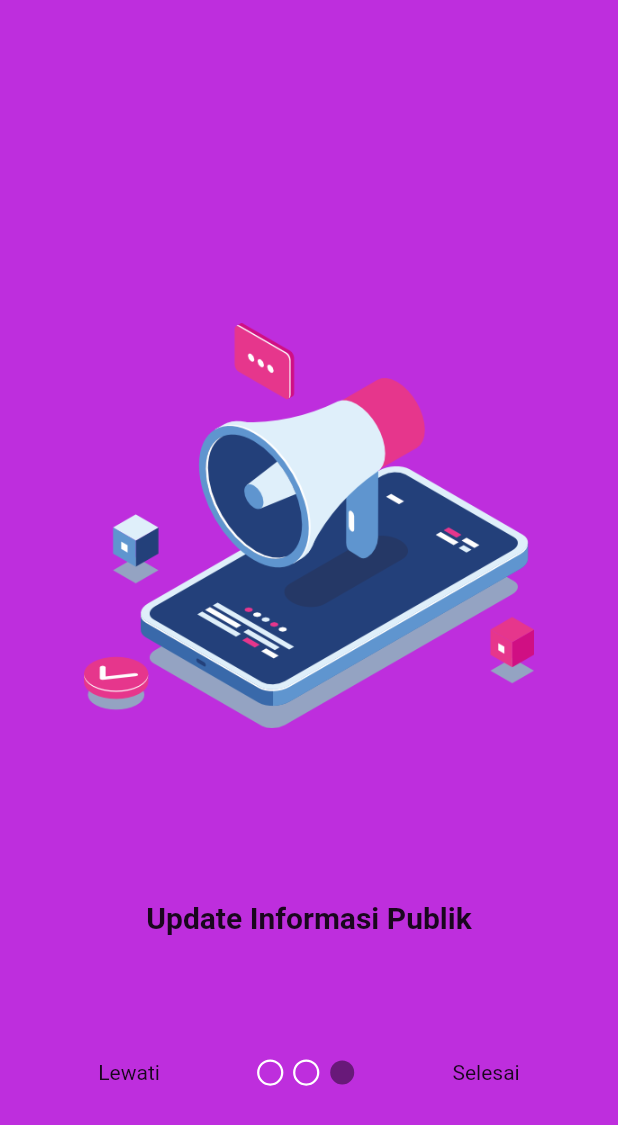
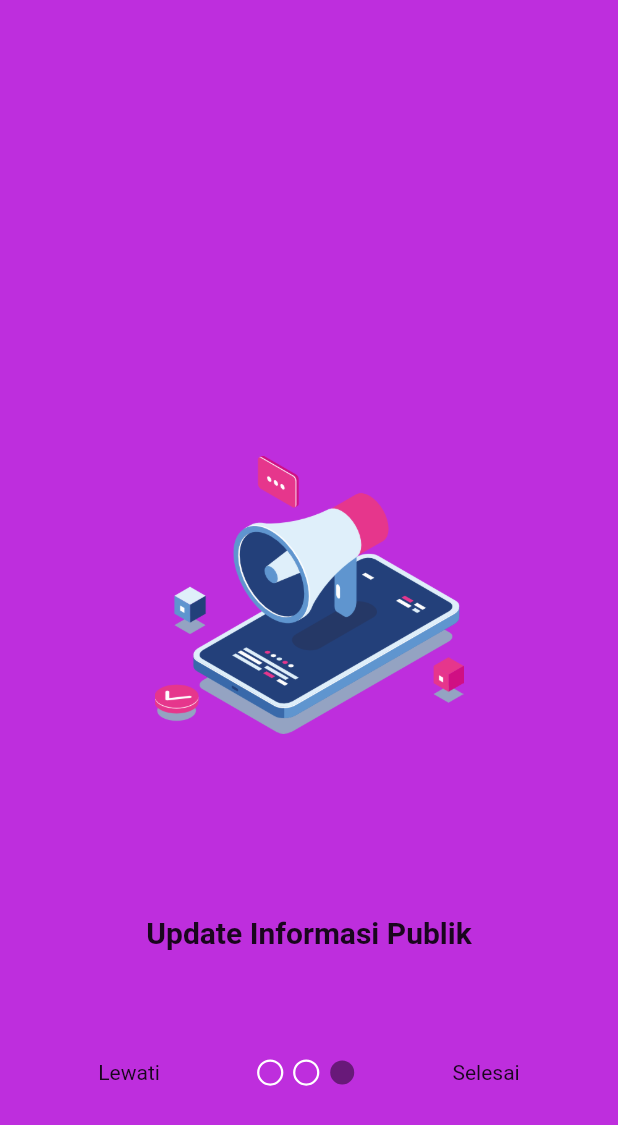
Before and after one commit to irfan-efendi19/kemenag_flutter, a Flutter app: the screen it shows after launch, after a tap on "Lewati", on a phone screen of 412 x 824 dp. Shown: the top 1125 px of the screen. Run offline on Flutter 3.47's test engine with Material 2 defaults, Android fonts, the light colour scheme and no system bars; drawn by our look-alikes of smooth_page_indicator; our stand-ins replace google_nav_bar.

Commit message:
revisi 2

```diff
--- a/lib/main.dart
+++ b/lib/main.dart
@@ -25,7 +25,7 @@ class MyApp extends StatelessWidget {
         // is not restarted.
         primarySwatch: Colors.blue,
       ),
-      home: splashscreen(),
+      home: SplashScreen(),
     );
   }
 }
--- a/lib/splashscreen.dart
+++ b/lib/splashscreen.dart
@@ -3,26 +3,15 @@ import 'dart:async';
 import 'package:flutter/material.dart';
 import 'package:aplikasi_haji/tutor.dart';
 
-class splashscreen extends StatefulWidget {
-  const splashscreen({Key? key}) : super(key: key);
+class SplashScreen extends StatelessWidget {
+  const SplashScreen({Key? key}) : super(key: key);
 
   @override
-  State<splashscreen> createState() => _splashscreenState();
-}
-
-class _splashscreenState extends State<splashscreen> {
-  @override
-  void initState() {
-    // TODO: implement initState
-    super.initState();
+  Widget build(BuildContext context) {
     Timer(Duration(seconds: 5), () {
       Navigator.pushReplacement(
           context, MaterialPageRoute(builder: (context) => Tutorial()));
     });
-  }
-
-  @override
-  Widget build(BuildContext context) {
     return Container(
       color: Colors.white,
       child: Column(
@@ -30,8 +19,8 @@ class _splashscreenState extends State<splashscreen> {
         children: [
           Container(
             child: Image.asset('assets/kemenag.png'),
-            height: 200,
-            width: 200,
+            height: MediaQuery.of(context).size.height * 0.5,
+            width: MediaQuery.of(context).size.width * 0.5,
           ),
         ],
       ),
--- a/lib/tutorial/intro_1.dart
+++ b/lib/tutorial/intro_1.dart
@@ -14,10 +14,10 @@ class Intro1 extends StatelessWidget {
         children: [
           Container(
             child: Image.asset('assets/t_kompas.png'),
-            height: 300,
-            width: 300,
+            height: MediaQuery.of(context).size.height * 0.5,
+            width: MediaQuery.of(context).size.width * 0.5,
           ),
-          SizedBox(height: 100),
+          SizedBox(height: MediaQuery.of(context).size.height * 0.01),
           Text(
             'Menentukan Arah Kiblat\nDengan Akurat',
             textAlign: TextAlign.center,
--- a/lib/tutorial/intro_2.dart
+++ b/lib/tutorial/intro_2.dart
@@ -12,8 +12,8 @@ class intro_2 extends StatelessWidget {
         children: [
           Container(
             child: Image.asset('assets/logohalal.png'),
-            height: 400,
-            width: 500,
+            height: MediaQuery.of(context).size.height * 0.5,
+            width: MediaQuery.of(context).size.width * 0.9,
           ),
           Text('Cek Daftar Produk Halal\nYang Terdaftar KEMENAG',
               textAlign: TextAlign.center,
--- a/lib/tutorial/intro_3.dart
+++ b/lib/tutorial/intro_3.dart
@@ -12,10 +12,10 @@ class intro_3 extends StatelessWidget {
         children: [
           Container(
             child: Image.asset('assets/t_infor.png'),
-            height: 300,
-            width: 300,
+            height: MediaQuery.of(context).size.height * 0.5,
+            width: MediaQuery.of(context).size.width * 0.5,
           ),
-          SizedBox(height: 100),
+          SizedBox(height: MediaQuery.of(context).size.height * 0.01),
           Text(
             'Update Informasi Publik',
             textAlign: TextAlign.center,
```
Also changed, not shown: lib/homepage.dart (+3 -7 lines).
